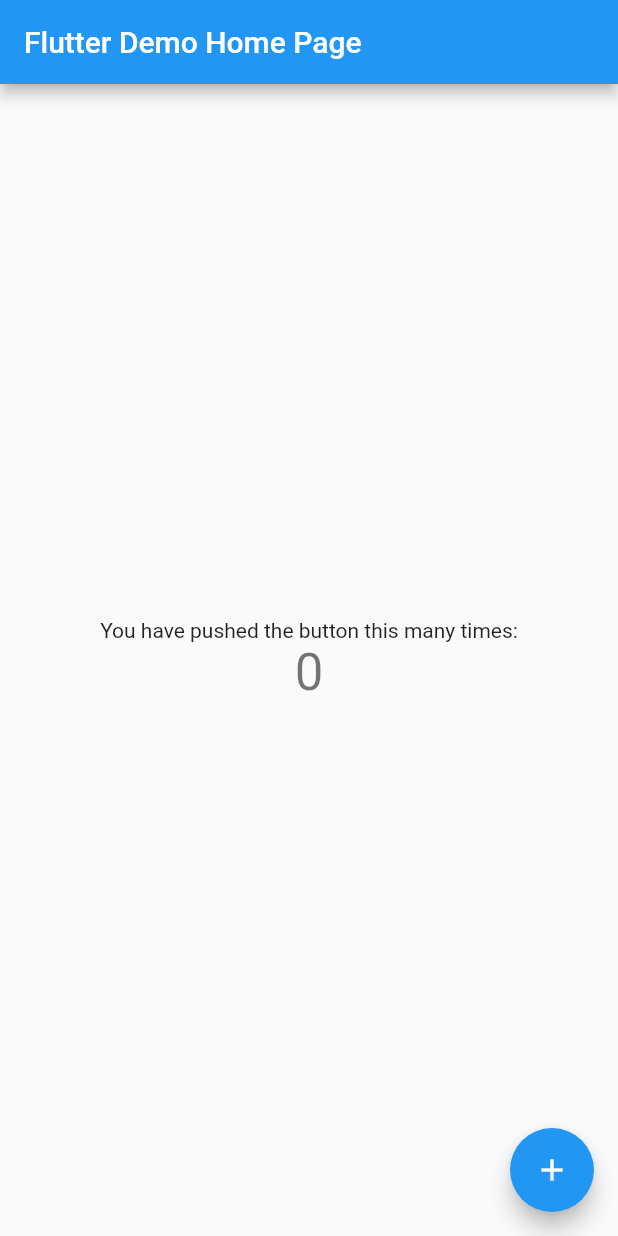
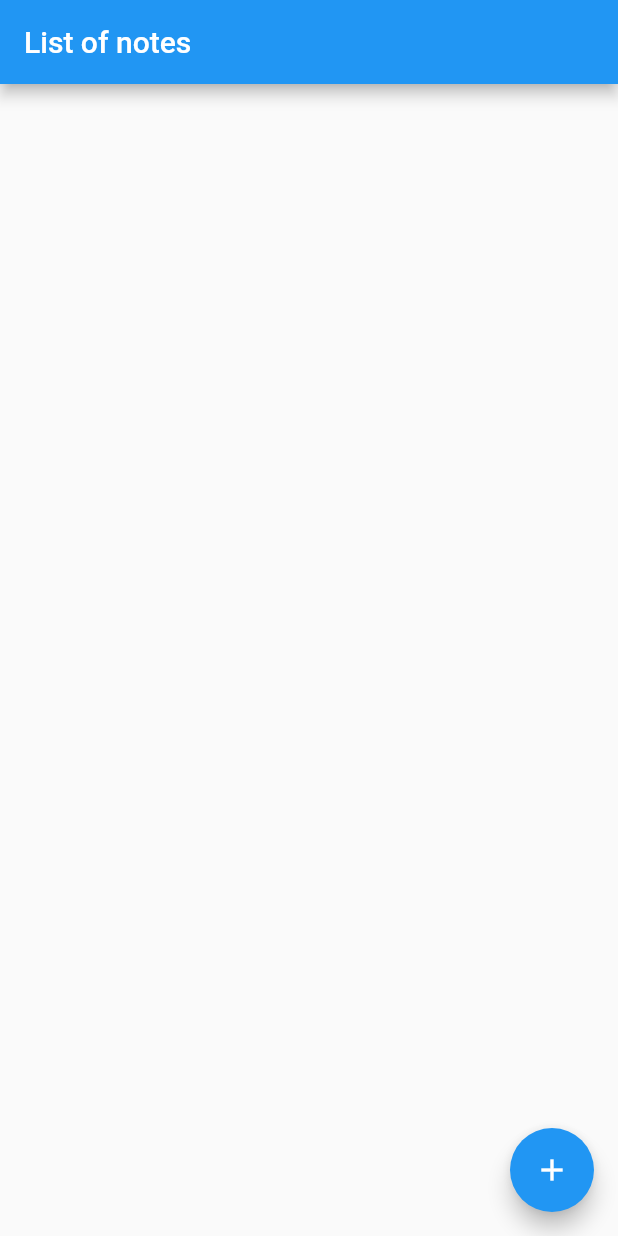
Before and after one commit to HowkMii/Consuming-a-REST-API-with-Flutter, a Flutter app: the screen it shows after launch, on a phone screen of 412 x 824 dp. Run offline on Flutter 3.47's test engine with Material 2 defaults, Android fonts, the phone set to English and light mode, and no system bars.

Commit message:
creating note list

```diff
--- a/lib/main.dart
+++ b/lib/main.dart
@@ -1,4 +1,6 @@
 import 'package:flutter/material.dart';
+
+import 'views/note_list.dart';
 
 void main() {
   runApp(const MyApp());
@@ -13,103 +15,9 @@
     return MaterialApp(
       title: 'Flutter Demo',
       theme: ThemeData(
-        // This is the theme of your application.
-        //
-        // Try running your application with "flutter run". You'll see the
-        // application has a blue toolbar. Then, without quitting the app, try
-        // changing the primarySwatch below to Colors.green and then invoke
-        // "hot reload" (press "r" in the console where you ran "flutter run",
-        // or simply save your changes to "hot reload" in a Flutter IDE).
-        // Notice that the counter didn't reset back to zero; the application
-        // is not restarted.
         primarySwatch: Colors.blue,
       ),
-      home: const MyHomePage(title: 'Flutter Demo Home Page'),
+      home: NoteList(),
     );
   }
 }
-
-class MyHomePage extends StatefulWidget {
-  const MyHomePage({Key? key, required this.title}) : super(key: key);
-
-  // This widget is the home page of your application. It is stateful, meaning
-  // that it has a State object (defined below) that contains fields that affect
-  // how it looks.
-
-  // This class is the configuration for the state. It holds the values (in this
-  // case the title) provided by the parent (in this case the App widget) and
-  // used by the build method of the State. Fields in a Widget subclass are
-  // always marked "final".
-
-  final String title;
-
-  @override
-  State<MyHomePage> createState() => _MyHomePageState();
-}
-
-class _MyHomePageState extends State<MyHomePage> {
-  int _counter = 0;
-
-  void _incrementCounter() {
-    setState(() {
-      // This call to setState tells the Flutter framework that something has
-      // changed in this State, which causes it to rerun the build method below
-      // so that the display can reflect the updated values. If we changed
-      // _counter without calling setState(), then the build method would not be
-      // called again, and so nothing would appear to happen.
-      _counter++;
-    });
-  }
-
-  @override
-  Widget build(BuildContext context) {
-    // This method is rerun every time setState is called, for instance as done
-    // by the _incrementCounter method above.
-    //
-    // The Flutter framework has been optimized to make rerunning build methods
-    // fast, so that you can just rebuild anything that needs updating rather
-    // than having to individually change instances of widgets.
-    return Scaffold(
-      appBar: AppBar(
-        // Here we take the value from the MyHomePage object that was created by
-        // the App.build method, and use it to set our appbar title.
-        title: Text(widget.title),
-      ),
-      body: Center(
-        // Center is a layout widget. It takes a single child and positions it
-        // in the middle of the parent.
-        child: Column(
-          // Column is also a layout widget. It takes a list of children and
-          // arranges them vertically. By default, it sizes itself to fit its
-          // children horizontally, and tries to be as tall as its parent.
-          //
-          // Invoke "debug painting" (press "p" in the console, choose the
-          // "Toggle Debug Paint" action from the Flutter Inspector in Android
-          // Studio, or the "Toggle Debug Paint" command in Visual Studio Code)
-          // to see the wireframe for each widget.
-          //
-          // Column has various properties to control how it sizes itself and
-          // how it positions its children. Here we use mainAxisAlignment to
-          // center the children vertically; the main axis here is the vertical
-          // axis because Columns are vertical (the cross axis would be
-          // horizontal).
-          mainAxisAlignment: MainAxisAlignment.center,
-          children: <Widget>[
-            const Text(
-              'You have pushed the button this many times:',
-            ),
-            Text(
-              '$_counter',
-              style: Theme.of(context).textTheme.headline4,
-            ),
-          ],
-        ),
-      ),
-      floatingActionButton: FloatingActionButton(
-        onPressed: _incrementCounter,
-        tooltip: 'Increment',
-        child: const Icon(Icons.add),
-      ), // This trailing comma makes auto-formatting nicer for build methods.
-    );
-  }
-}
--- /dev/null
+++ b/lib/views/note_list.dart
@@ -0,0 +1,15 @@
+import 'package:flutter/material.dart';
+
+class NoteList extends StatelessWidget {
+  @override
+  Widget build(BuildContext context) {
+    return Scaffold(
+      appBar: AppBar(title: Text('List of notes')),
+      floatingActionButton: FloatingActionButton(
+        onPressed: () {},
+        child: Icon(Icons.add),
+      ),
+      body: Container(),
+    );
+  }
+}
--- a/views/note_list.dart
+++ /dev/null
@@ -1,8 +0,0 @@
-import 'package:flutter/material.dart';
-
-class NoteList extends StatelessWidget {
-  @override
-  Widget build(BuildContext context) {
-    return Container();
-  }
-}
```
